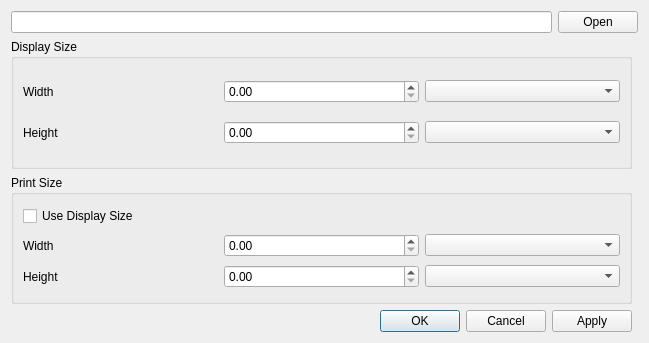
Old version of the form src/imagesettings.ui in the repository KDE/cantor.
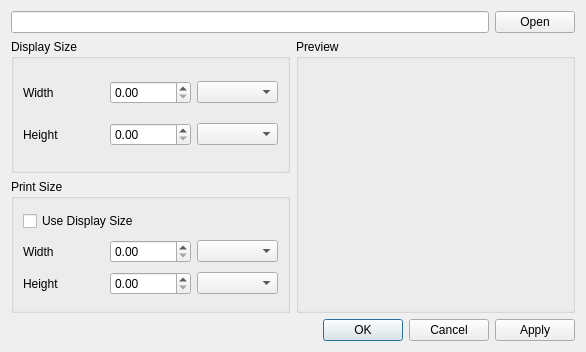
New version of the form. Custom widgets are drawn as their Qt base class.

Commit message: Fixed broken layout in ImageSettingsDialog.

The edit to the form file:
```diff
--- a/src/imagesettings.ui
+++ b/src/imagesettings.ui
@@ -6,8 +6,8 @@
    <rect>
     <x>0</x>
     <y>0</y>
-    <width>649</width>
-    <height>343</height>
+    <width>586</width>
+    <height>352</height>
    </rect>
   </property>
   <property name="windowTitle">
@@ -67,7 +67,16 @@
     </widget>
    </item>
    <item row="1" column="1" rowspan="2">
-    <widget class="KImageFilePreview" name="imagePreview"/>
+    <widget class="QGroupBox" name="gbPreview">
+     <property name="title">
+      <string>Preview</string>
+     </property>
+     <layout class="QHBoxLayout" name="horizontalLayout">
+      <item>
+       <widget class="KImageFilePreview" name="imagePreview"/>
+      </item>
+     </layout>
+    </widget>
    </item>
    <item row="2" column="0">
     <widget class="QGroupBox" name="groupBox_2">
@@ -111,7 +120,7 @@
      </layout>
     </widget>
    </item>
-   <item row="3" column="0">
+   <item row="3" column="0" colspan="2">
     <widget class="QDialogButtonBox" name="buttonBox">
      <property name="standardButtons">
       <set>QDialogButtonBox::Apply|QDialogButtonBox::Cancel|QDialogButtonBox::Ok</set>
```
The commit also changes 2 other files.
